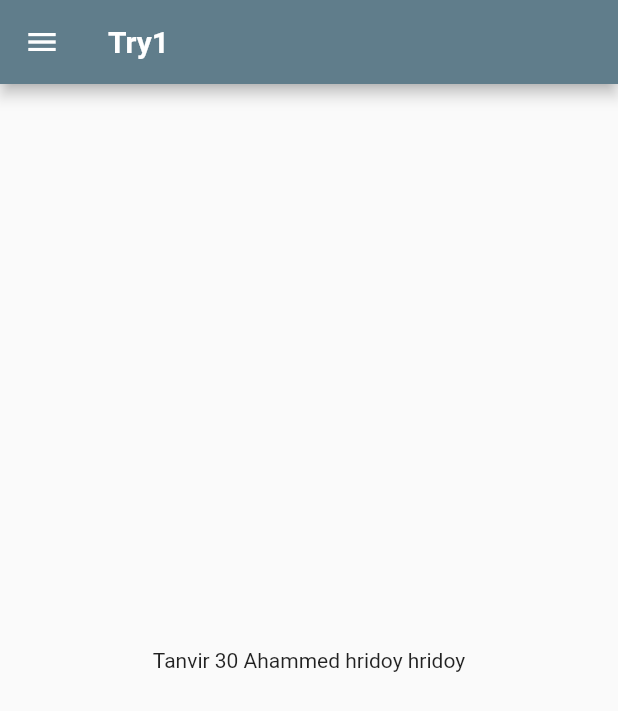
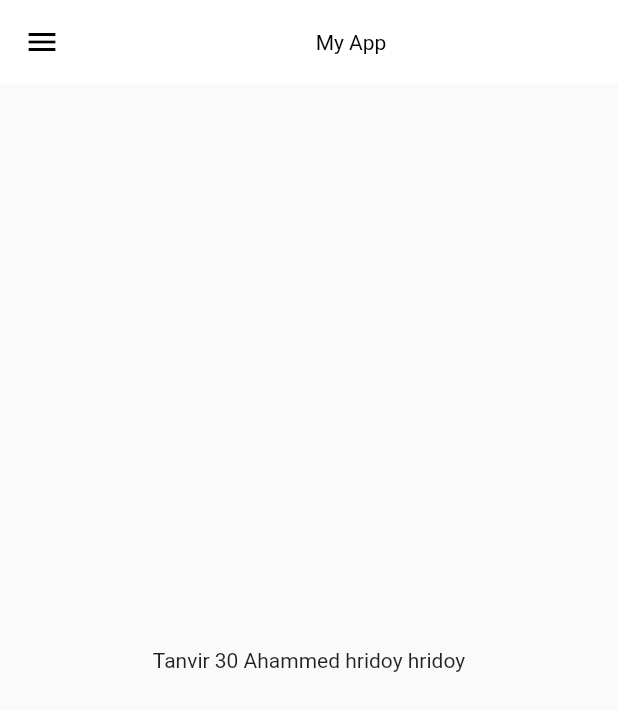
Before and after one commit to Tanvir180/Fltutter_Practice1, a Flutter app: the screen it shows after launch, on a phone screen of 412 x 824 dp. Shown: the top 711 px of the screen. Run offline on Flutter 3.47's test engine with Material 2 defaults, Android fonts, the phone set to English and light mode, and no system bars; our stand-ins replace google_fonts; Roboto replaces fonts that are missing (Abel).

Commit message:
theme Extereted

```diff
--- a/lib/main.dart
+++ b/lib/main.dart
@@ -3,6 +3,7 @@ import 'package:google_fonts/google_fonts.dart';
 import 'package:practice1/pages/home_page.dart';
 import 'package:practice1/pages/login_page.dart';
 import 'package:practice1/utils/routes.dart';
+import 'package:practice1/widgets/themes.dart';
 
 void main() {
   runApp(const MyApp());
@@ -24,10 +25,9 @@ class MyApp extends StatelessWidget {
       // home: HomePage(),
       debugShowCheckedModeBanner: false,
       themeMode: ThemeMode.light,
-      theme: ThemeData(
-          primarySwatch: Colors.blueGrey,
-          fontFamily: GoogleFonts.abel().fontFamily),
-      darkTheme: ThemeData(brightness: Brightness.dark),
+      theme: MyTheme.lightTheme,
+
+      darkTheme: MyTheme.darkTheme,
 
       initialRoute: MyRoutes.homeRoute,
       routes: {
--- a/lib/pages/home_page.dart
+++ b/lib/pages/home_page.dart
@@ -9,12 +9,13 @@ class HomePage extends StatelessWidget {
   Widget build(BuildContext context) {
     return Scaffold(
       appBar: AppBar(
-        title: const Text(
-          "Try1",
-          style: TextStyle(
-            fontSize: 20,
-            color: Colors.white,
-            fontWeight: FontWeight.bold,
+        // backgroundColor: Colors.white,
+        // elevation: 0,
+        // iconTheme: const IconThemeData(color: Colors.black),
+        title: Container(
+          alignment: Alignment.center,
+          child: const Text(
+            "My App",
           ),
         ),
       ),
@@ -23,10 +24,6 @@ class HomePage extends StatelessWidget {
           child: Text("Tanvir $day Ahammed hridoy $name"),
         ),
       ),
-
-
-
-
       drawer: const MyDrawer(),
     );
   }
--- /dev/null
+++ b/lib/widgets/themes.dart
@@ -0,0 +1,21 @@
+import 'package:flutter/material.dart';
+import 'package:google_fonts/google_fonts.dart';
+
+class MyTheme {
+  static ThemeData get lightTheme => ThemeData(
+        primarySwatch: Colors.blueGrey,
+        fontFamily: GoogleFonts.abel().fontFamily,
+        appBarTheme: const AppBarTheme(
+          color: Colors.white,
+          elevation: 0,
+          iconTheme: IconThemeData(color: Colors.black),
+          titleTextStyle: TextStyle(
+            color: Colors.black,
+          ),
+        ),
+      );
+
+  static ThemeData get darkTheme => ThemeData(
+        brightness: Brightness.dark,
+      );
+}
```
